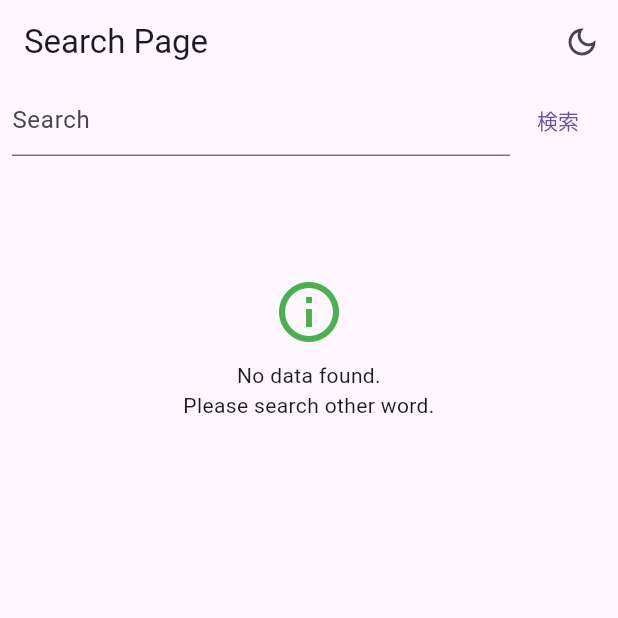
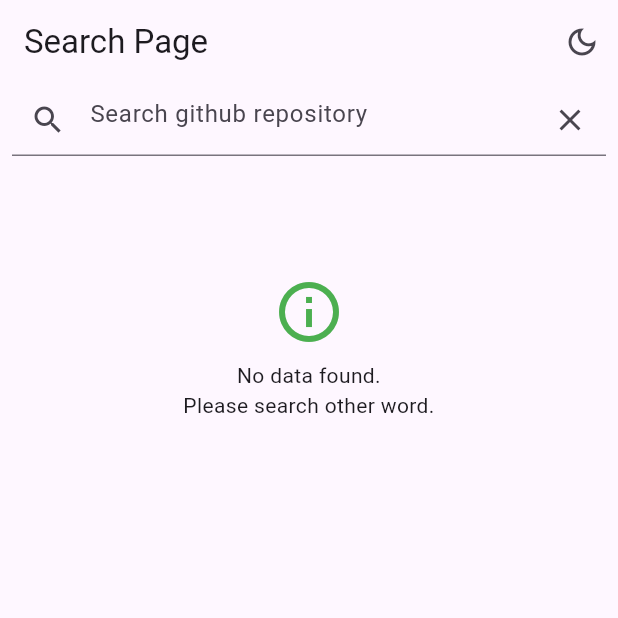
Before and after one commit to you22fy/yumemi_flutter, a Flutter app: the screen it shows after launch, on a phone screen of 412 x 824 dp, the top half of it. Run offline on Flutter 3.47's test engine with Material 3 defaults, Android fonts, the phone set to English and light mode, and no system bars; our stand-ins replace dio, flutter_hooks, flutter_riverpod, go_router, hooks_riverpod, infinite_scroll_pagination.

Commit message:
fix: 検索フォームをcomponentに分割

```diff
--- /dev/null
+++ b/lib/components/search_form.dart
@@ -0,0 +1,68 @@
+import 'dart:async';
+
+import 'package:flutter/material.dart';
+import 'package:flutter_hooks/flutter_hooks.dart';
+import 'package:hooks_riverpod/hooks_riverpod.dart';
+
+class SearchForm extends HookConsumerWidget {
+  const SearchForm({
+    required this.hintText,
+    required this.controller,
+    this.onPressed,
+    super.key,
+  });
+  final String hintText;
+  final TextEditingController controller;
+  final FutureOr<void> Function()? onPressed;
+  @override
+  Widget build(BuildContext context, WidgetRef ref) {
+    final isLoading = useState(false);
+
+    return Row(
+      children: [
+        Expanded(
+          child: TextFormField(
+            decoration: InputDecoration(
+              hintText: hintText,
+              prefixIcon: IconButton(
+                icon: isLoading.value
+                    ? const SizedBox(
+                        width: 16,
+                        height: 16,
+                        child: CircularProgressIndicator(
+                          strokeWidth: 1,
+                        ),
+                      )
+                    : const Icon(Icons.search),
+                onPressed: onPressed == null
+                    ? null
+                    : () async {
+                        isLoading.value = true;
+                        await onPressed!();
+                        isLoading.value = false;
+                      },
+              ),
+              suffixIcon: IconButton(
+                icon: const Icon(Icons.clear),
+                onPressed: () {
+                  controller.clear();
+                },
+              ),
+            ),
+            controller: controller,
+            textInputAction: TextInputAction.search,
+            onChanged: (value) => controller.text = value,
+            onTapOutside: (_) => FocusNode().unfocus(),
+            onFieldSubmitted: onPressed == null
+                ? null
+                : (_) async {
+                    isLoading.value = true;
+                    await onPressed!();
+                    isLoading.value = false;
+                  },
+          ),
+        ),
+      ],
+    );
+  }
+}
--- a/lib/pages/search/search_page.dart
+++ b/lib/pages/search/search_page.dart
@@ -1,7 +1,9 @@
 import 'package:flutter/material.dart';
 import 'package:flutter_riverpod/flutter_riverpod.dart';
 import 'package:go_router/go_router.dart';
+import 'package:hooks_riverpod/hooks_riverpod.dart';
 import 'package:infinite_scroll_pagination/infinite_scroll_pagination.dart';
+import 'package:yumemi_flutter/components/search_form.dart';
 import 'package:yumemi_flutter/models/repository_info.dart';
 import 'package:yumemi_flutter/pages/search/search_page_controller.dart';
 import 'package:yumemi_flutter/providers/theme_mode_provider.dart';
@@ -31,31 +33,16 @@ class SearchPage extends ConsumerWidget {
           ),
         ],
       ),
-      body: GestureDetector(
-        onTap: () => FocusScope.of(context).unfocus(),
-        child: Column(
+      body: Column(
         children: [
           Padding(
             padding: const EdgeInsets.symmetric(horizontal: 8),
-              child: Row(
-                children: [
-                  Expanded(
-                    child: TextFormField(
-                      decoration: const InputDecoration(
-                        hintText: 'Search',
-                      ),
+            child: SearchForm(
+              hintText: 'Search github repository',
               controller: notifier.textEditingController,
-                      onChanged: (value) =>
-                          notifier.textEditingController.text = value,
-                    ),
-                  ),
-                  TextButton(
               onPressed: () async {
                 await notifier.startSearching();
               },
-                    child: const Text('検索'),
-                  )
-                ],
             ),
           ),
           const SizedBox(height: 16),
@@ -66,8 +53,7 @@ class SearchPage extends ConsumerWidget {
               },
               child: PagedListView.separated(
                 pagingController: controller.pagingController,
-                  separatorBuilder: (context, index) =>
-                      const Divider(height: 1),
+                separatorBuilder: (context, index) => const Divider(height: 1),
                 builderDelegate: PagedChildBuilderDelegate(
                   itemBuilder: (context, item, index) {
                     final repositoryInfo = item as RepositoryInfo;
@@ -101,7 +87,6 @@ class SearchPage extends ConsumerWidget {
             ),
           ),
         ],
-        ),
       ),
     );
   }
```
Lines whose indentation alone changed are shown as unchanged.
